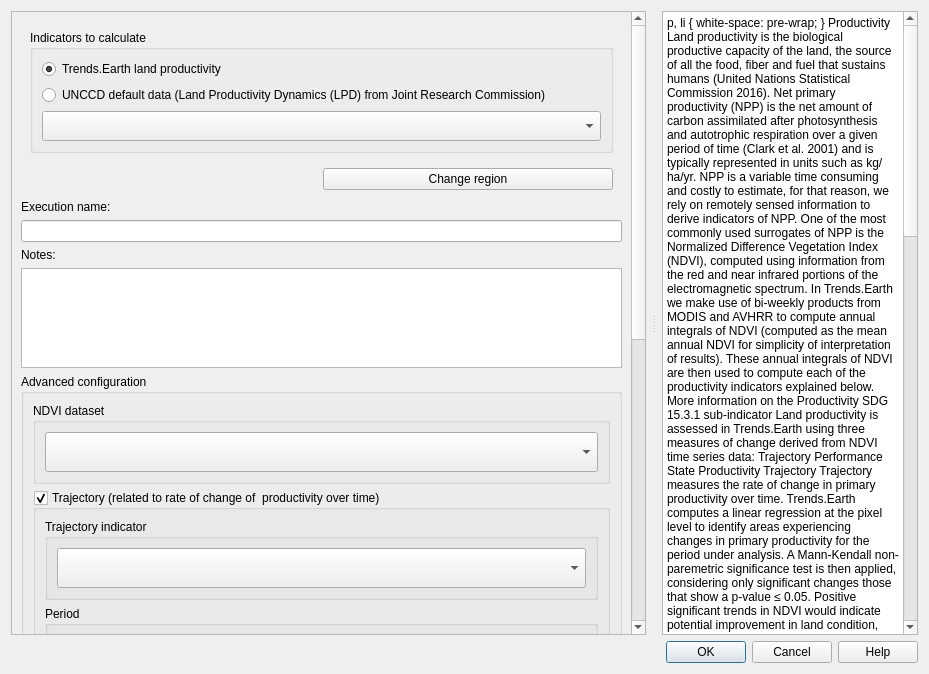
Above: LDMP/gui/DlgCalculateProd.ui from ConservationInternational/trends.earth before the change. Below: the same form after it.
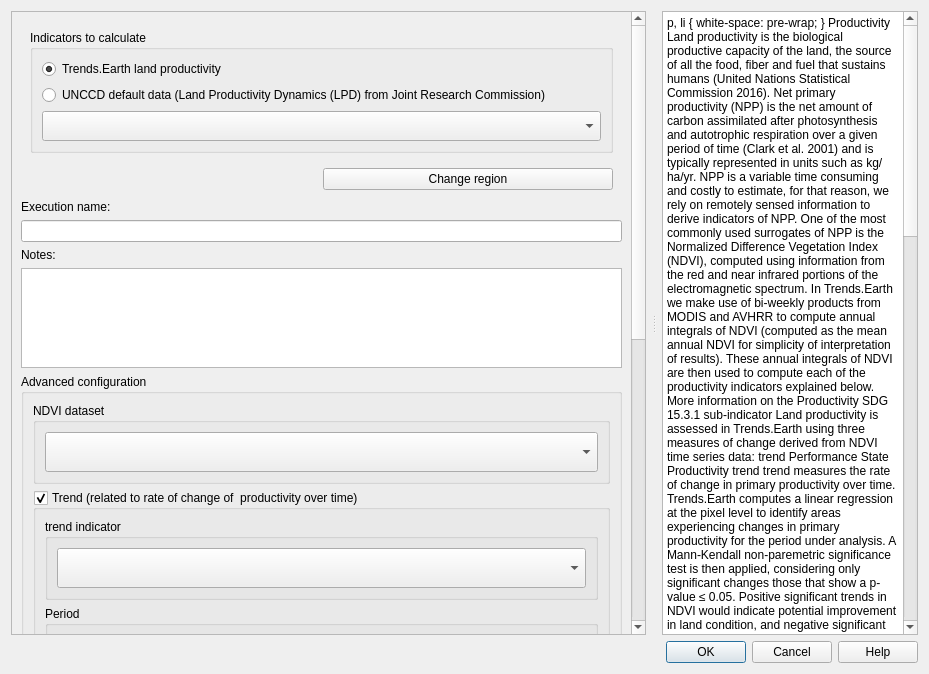
That is the form after the change. Custom widgets are drawn as their Qt base class.

Diff of the .ui file:
```diff
--- a/LDMP/gui/DlgCalculateProd.ui
+++ b/LDMP/gui/DlgCalculateProd.ui
@@ -284,7 +284,7 @@
               <item>
                <widget class="QGroupBox" name="groupBox_traj">
                 <property name="title">
-                 <string>Trajectory (related to rate of change of  productivity over time)</string>
+                 <string>Trend (related to rate of change of  productivity over time)</string>
                 </property>
                 <property name="checkable">
                  <bool>true</bool>
@@ -302,7 +302,7 @@
                     </sizepolicy>
                    </property>
                    <property name="title">
-                    <string>Trajectory indicator</string>
+                    <string>trend indicator</string>
                    </property>
                    <property name="flat">
                     <bool>true</bool>
@@ -983,12 +983,12 @@
 &lt;p style=&quot; margin-top:12px; margin-bottom:12px; margin-left:0px; margin-right:0px; -qt-block-indent:0; text-indent:0px;&quot;&gt;&lt;a href=&quot;http://trends.earth/docs/en/background/understanding_indicators15.html#productivity&quot;&gt;&lt;span style=&quot; font-family:'Ubuntu'; font-size:11pt; text-decoration: underline; color:#0000ff;&quot;&gt;More information on the Productivity SDG 15.3.1 sub-indicator&lt;/span&gt;&lt;/a&gt;&lt;/p&gt;
 &lt;p style=&quot;-qt-paragraph-type:empty; margin-top:12px; margin-bottom:12px; margin-left:0px; margin-right:0px; -qt-block-indent:0; text-indent:0px; font-family:'Ubuntu'; font-size:11pt;&quot;&gt;&lt;br /&gt;&lt;/p&gt;
 &lt;p style=&quot; margin-top:12px; margin-bottom:12px; margin-left:0px; margin-right:0px; -qt-block-indent:0; text-indent:0px;&quot;&gt;&lt;span style=&quot; font-family:'Ubuntu'; font-size:11pt;&quot;&gt;Land productivity is assessed in Trends.Earth using three measures of change derived from NDVI time series data: &lt;/span&gt;&lt;/p&gt;
-&lt;ul style=&quot;margin-top: 0px; margin-bottom: 0px; margin-left: 0px; margin-right: 0px; -qt-list-indent: 1;&quot;&gt;&lt;li style=&quot; font-family:'Ubuntu'; font-size:11pt;&quot; style=&quot; margin-top:12px; margin-bottom:0px; margin-left:0px; margin-right:0px; -qt-block-indent:0; text-indent:0px;&quot;&gt;Trajectory&lt;/li&gt;
+&lt;ul style=&quot;margin-top: 0px; margin-bottom: 0px; margin-left: 0px; margin-right: 0px; -qt-list-indent: 1;&quot;&gt;&lt;li style=&quot; font-family:'Ubuntu'; font-size:11pt;&quot; style=&quot; margin-top:12px; margin-bottom:0px; margin-left:0px; margin-right:0px; -qt-block-indent:0; text-indent:0px;&quot;&gt;trend&lt;/li&gt;
 &lt;li style=&quot; font-family:'Ubuntu'; font-size:11pt;&quot; style=&quot; margin-top:0px; margin-bottom:0px; margin-left:0px; margin-right:0px; -qt-block-indent:0; text-indent:0px;&quot;&gt;Performance&lt;/li&gt;
 &lt;li style=&quot; font-family:'Ubuntu'; font-size:11pt;&quot; style=&quot; margin-top:0px; margin-bottom:12px; margin-left:0px; margin-right:0px; -qt-block-indent:0; text-indent:0px;&quot;&gt;State&lt;/li&gt;&lt;/ul&gt;
 &lt;p style=&quot;-qt-paragraph-type:empty; margin-top:0px; margin-bottom:12px; margin-left:0px; margin-right:0px; -qt-block-indent:0; text-indent:0px; font-family:'Ubuntu'; font-size:11pt;&quot;&gt;&lt;br /&gt;&lt;/p&gt;
-&lt;p style=&quot; margin-top:0px; margin-bottom:12px; margin-left:0px; margin-right:0px; -qt-block-indent:0; text-indent:0px;&quot;&gt;&lt;span style=&quot; font-family:'Ubuntu'; font-size:11pt; font-weight:600;&quot;&gt;Productivity Trajectory&lt;/span&gt;&lt;/p&gt;
-&lt;p style=&quot; margin-top:12px; margin-bottom:12px; margin-left:0px; margin-right:0px; -qt-block-indent:0; text-indent:0px;&quot;&gt;&lt;span style=&quot; font-family:'Ubuntu'; font-size:11pt;&quot;&gt;Trajectory measures the rate of change in primary productivity over time. Trends.Earth computes a linear regression at the pixel level to identify areas experiencing changes in primary productivity for the period under analysis. A Mann-Kendall non-paremetric significance test is then applied, considering only significant changes those that show a p-value ≤ 0.05. Positive significant trends in NDVI would indicate potential improvement in land condition, and negative significant trends potential degradation.&lt;/span&gt;&lt;/p&gt;
+&lt;p style=&quot; margin-top:0px; margin-bottom:12px; margin-left:0px; margin-right:0px; -qt-block-indent:0; text-indent:0px;&quot;&gt;&lt;span style=&quot; font-family:'Ubuntu'; font-size:11pt; font-weight:600;&quot;&gt;Productivity trend&lt;/span&gt;&lt;/p&gt;
+&lt;p style=&quot; margin-top:12px; margin-bottom:12px; margin-left:0px; margin-right:0px; -qt-block-indent:0; text-indent:0px;&quot;&gt;&lt;span style=&quot; font-family:'Ubuntu'; font-size:11pt;&quot;&gt;trend measures the rate of change in primary productivity over time. Trends.Earth computes a linear regression at the pixel level to identify areas experiencing changes in primary productivity for the period under analysis. A Mann-Kendall non-paremetric significance test is then applied, considering only significant changes those that show a p-value ≤ 0.05. Positive significant trends in NDVI would indicate potential improvement in land condition, and negative significant trends potential degradation.&lt;/span&gt;&lt;/p&gt;
 &lt;p style=&quot;-qt-paragraph-type:empty; margin-top:12px; margin-bottom:12px; margin-left:0px; margin-right:0px; -qt-block-indent:0; text-indent:0px; font-family:'Ubuntu'; font-size:11pt;&quot;&gt;&lt;br /&gt;&lt;/p&gt;
 &lt;p style=&quot; margin-top:12px; margin-bottom:12px; margin-left:0px; margin-right:0px; -qt-block-indent:0; text-indent:0px;&quot;&gt;&lt;a href=&quot;http://trends.earth/docs/en/background/understanding_indicators15.html#productivity-trajectory&quot;&gt;&lt;span style=&quot; font-family:'Ubuntu'; font-size:11pt; text-decoration: underline; color:#0000ff;&quot;&gt;More information on Productivity Trajectory&lt;/span&gt;&lt;/a&gt;&lt;/p&gt;
 &lt;p style=&quot;-qt-paragraph-type:empty; margin-top:12px; margin-bottom:12px; margin-left:0px; margin-right:0px; -qt-block-indent:0; text-indent:0px; font-family:'Ubuntu'; font-size:11pt;&quot;&gt;&lt;br /&gt;&lt;/p&gt;
```
